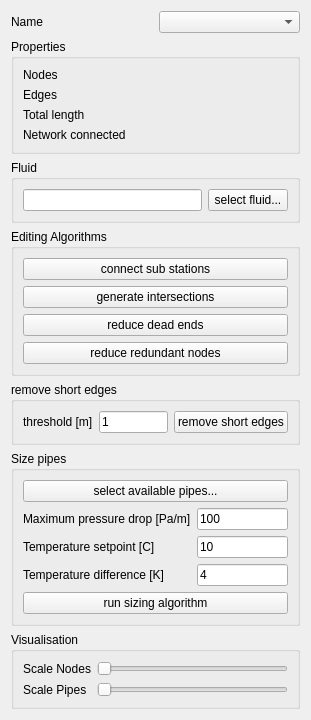
The window that SIM-VICUS/src/SVPropNetworkGeometryWidget.ui (ghorwin/SIM-VICUS) describes before a commit, drawn with Qt 5.
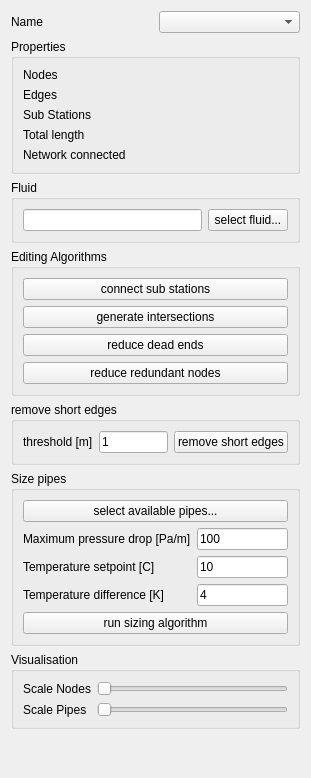
The same window after the commit. Custom widgets are drawn as their Qt base class.

Commit message: show number of sub station for networks

```diff
--- a/SIM-VICUS/src/SVPropNetworkGeometryWidget.ui
+++ b/SIM-VICUS/src/SVPropNetworkGeometryWidget.ui
@@ -7,7 +7,7 @@
     <x>0</x>
     <y>0</y>
     <width>311</width>
-    <height>682</height>
+    <height>778</height>
    </rect>
   </property>
   <property name="windowTitle">
@@ -61,14 +61,14 @@
         </property>
        </widget>
       </item>
-      <item row="2" column="0">
+      <item row="3" column="0">
        <widget class="QLabel" name="label_7">
         <property name="text">
          <string>Total length</string>
         </property>
        </widget>
       </item>
-      <item row="2" column="1">
+      <item row="3" column="1">
        <widget class="QLabel" name="labelTotalLength">
         <property name="text">
          <string/>
@@ -82,20 +82,34 @@
         </property>
        </widget>
       </item>
-      <item row="4" column="1">
+      <item row="5" column="1">
        <widget class="QLabel" name="labelConnectedSymbol">
         <property name="text">
          <string/>
         </property>
        </widget>
       </item>
-      <item row="4" column="0">
+      <item row="5" column="0">
        <widget class="QLabel" name="label_6">
         <property name="text">
          <string>Network connected</string>
         </property>
        </widget>
       </item>
+      <item row="2" column="0">
+       <widget class="QLabel" name="label_9">
+        <property name="text">
+         <string>Sub Stations</string>
+        </property>
+       </widget>
+      </item>
+      <item row="2" column="1">
+       <widget class="QLabel" name="labelSubStationCount">
+        <property name="text">
+         <string/>
+        </property>
+       </widget>
+      </item>
      </layout>
     </widget>
    </item>
```
The commit also changes 1 other file.
